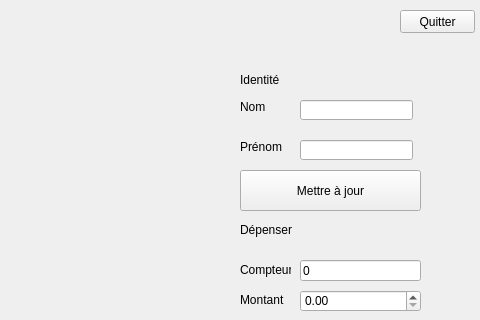
First picture: the form in mafenetre.ui, repository yacinecheikh/Wirelessed, before the edit; both pictures show x 320 to 800 and y 0 to 320 of the 800 by 600 pixel window.
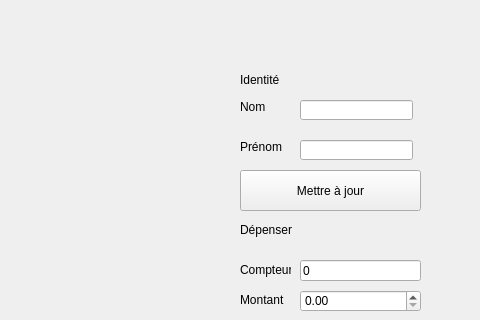
Second picture: the form after the edit.

Commit message: refactor connect/disconnect/close

The edit to the form file:
```diff
--- a/mafenetre.ui
+++ b/mafenetre.ui
@@ -26,19 +26,6 @@
     <string>Connect</string>
    </property>
   </widget>
-  <widget class="QPushButton" name="quit_btn">
-   <property name="geometry">
-    <rect>
-     <x>720</x>
-     <y>10</y>
-     <width>75</width>
-     <height>23</height>
-    </rect>
-   </property>
-   <property name="text">
-    <string>Quitter</string>
-   </property>
-  </widget>
   <widget class="QLabel" name="label_identity">
    <property name="geometry">
     <rect>
```
The commit also changes 2 other files.
